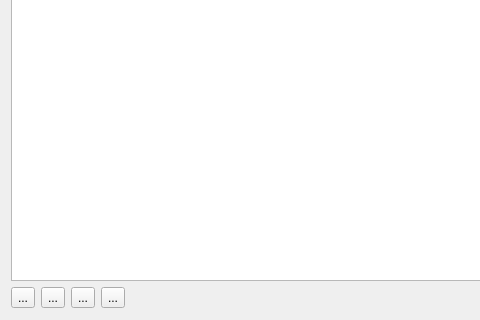
First picture: the form in config_dialog.ui, repository sklencar/rrm-plugin, before the edit; both pictures show x 0 to 480 and y 96 to 416 of the 652 by 416 pixel window.
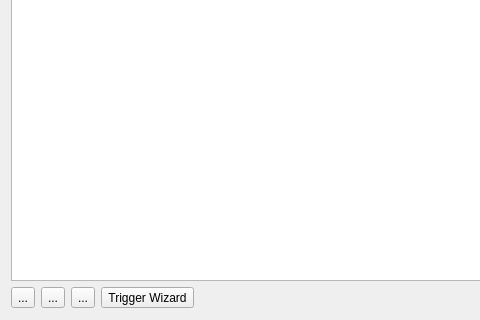
Second picture: the form after the edit.

```diff
--- a/config_dialog.ui
+++ b/config_dialog.ui
@@ -85,7 +85,7 @@
      <item>
       <widget class="QToolButton" name="btnWizzard">
        <property name="text">
-        <string>...</string>
+        <string>Trigger Wizard</string>
        </property>
       </widget>
      </item>
```
